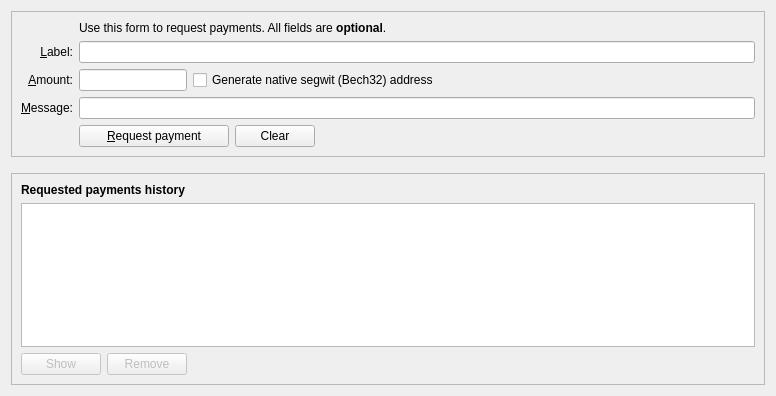
The window that src/qt/forms/receivecoinsdialog.ui (XcelRProject/XcelR) describes before a commit, drawn with Qt 5.
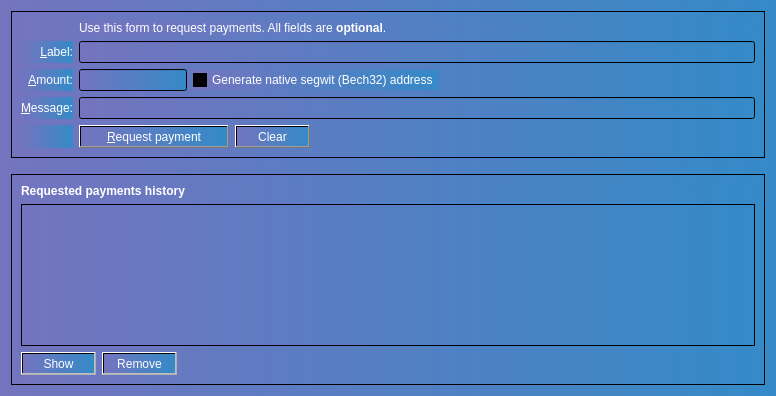
The same window after the commit. Icons and pictures are not drawn. Custom widgets are drawn as their Qt base class.

The edit to the form file:
```diff
--- a/src/qt/forms/receivecoinsdialog.ui
+++ b/src/qt/forms/receivecoinsdialog.ui
@@ -10,6 +10,9 @@
     <height>396</height>
    </rect>
   </property>
+  <property name="styleSheet">
+   <string notr="true">background-color: qlineargradient(spread:pad, x1:0, y1:0, x2:1, y2:0, stop:0 rgba(116, 116, 191, 255), stop:1 rgba(52, 138, 199, 255));</string>
+  </property>
   <layout class="QVBoxLayout" name="verticalLayout" stretch="0,0,1">
    <item>
     <widget class="QFrame" name="frame2">
@@ -33,6 +36,9 @@
           <property name="toolTip">
            <string>An optional amount to request. Leave this empty or zero to not request a specific amount.</string>
           </property>
+          <property name="styleSheet">
+           <string notr="true">color: rgb(255, 255, 255);</string>
+          </property>
           <property name="text">
            <string>&amp;Amount:</string>
           </property>
@@ -49,6 +55,9 @@
           <property name="toolTip">
            <string>An optional message to attach to the payment request, which will be displayed when the request is opened. Note: The message will not be sent with the payment over the XcelR network.</string>
           </property>
+          <property name="styleSheet">
+           <string notr="true">color: rgb(255, 255, 255);</string>
+          </property>
           <property name="text">
            <string>&amp;Message:</string>
           </property>
@@ -65,10 +74,16 @@
           <property name="toolTip">
            <string>An optional label to associate with the new receiving address.</string>
           </property>
+          <property name="styleSheet">
+           <string notr="true"/>
+          </property>
          </widget>
         </item>
         <item row="2" column="2">
          <widget class="QLabel" name="label_5">
+          <property name="styleSheet">
+           <string notr="true">color: rgb(255, 255, 255);</string>
+          </property>
           <property name="text">
            <string>Use this form to request payments. All fields are &lt;b&gt;optional&lt;/b&gt;.</string>
           </property>
@@ -79,6 +94,9 @@
           <property name="toolTip">
            <string>An optional label to associate with the new receiving address.</string>
           </property>
+          <property name="styleSheet">
+           <string notr="true">color: rgb(255, 255, 255);</string>
+          </property>
           <property name="text">
            <string>&amp;Label:</string>
           </property>
@@ -107,6 +125,9 @@
               <height>0</height>
              </size>
             </property>
+            <property name="styleSheet">
+             <string notr="true">color: rgb(255, 255, 255);</string>
+            </property>
             <property name="text">
              <string>&amp;Request payment</string>
             </property>
@@ -127,6 +148,9 @@
             <property name="toolTip">
              <string>Clear all fields of the form.</string>
             </property>
+            <property name="styleSheet">
+             <string notr="true">color: rgb(255, 255, 255);</string>
+            </property>
             <property name="text">
              <string>Clear</string>
             </property>
@@ -208,6 +232,9 @@
             <property name="toolTip">
              <string>Native segwit addresses (aka Bech32 or BIP-173) reduce your transaction fees later on and offer better protection against typos, but old wallets don't support them. When unchecked, an address compatible with older wallets will be created instead.</string>
             </property>
+            <property name="styleSheet">
+             <string notr="true">color: rgb(255, 255, 255);</string>
+            </property>
             <property name="text">
              <string>Generate native segwit (Bech32) address</string>
             </property>
@@ -254,6 +281,9 @@
        <verstretch>0</verstretch>
       </sizepolicy>
      </property>
+     <property name="styleSheet">
+      <string notr="true">border-color: rgb(255, 255, 255);</string>
+     </property>
      <property name="frameShape">
       <enum>QFrame::StyledPanel</enum>
      </property>
@@ -269,6 +299,9 @@
           <bold>true</bold>
          </font>
         </property>
+        <property name="styleSheet">
+         <string notr="true">color: rgb(255, 255, 255);</string>
+        </property>
         <property name="text">
          <string>Requested payments history</string>
         </property>
@@ -297,6 +330,9 @@
           <property name="toolTip">
            <string>Show the selected request (does the same as double clicking an entry)</string>
           </property>
+          <property name="styleSheet">
+           <string notr="true">color: rgb(255, 255, 255);</string>
+          </property>
           <property name="text">
            <string>Show</string>
           </property>
@@ -317,6 +353,9 @@
           <property name="toolTip">
            <string>Remove the selected entries from the list</string>
           </property>
+          <property name="styleSheet">
+           <string notr="true">color: rgb(255, 255, 255);</string>
+          </property>
           <property name="text">
            <string>Remove</string>
           </property>
```
